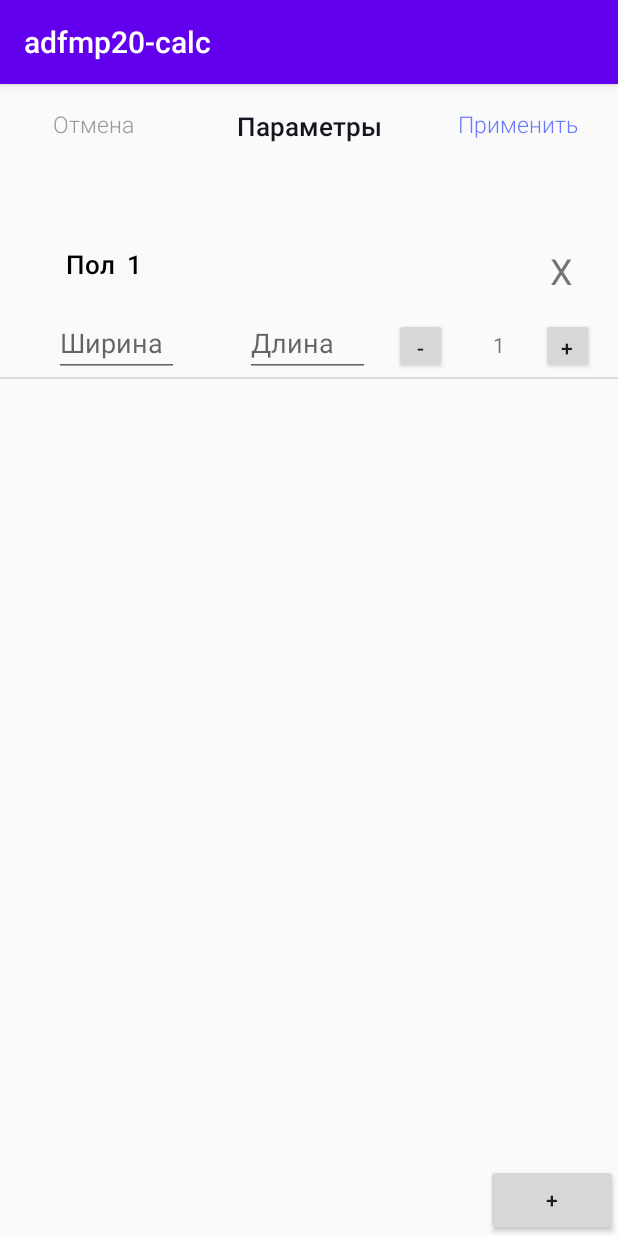
After one commit to moevm/adfmp20-calc, an Android app: the FloorSettingsActivity screen opened directly, with no data from a screen before it, on a phone screen of 412 x 824 dp. The commit adds this screen. Run offline under Robolectric (Android 15) with nearby library versions, the phone set to English and light mode, and no system bars.

Commit message:
create set parametrs page for floor

```diff
--- a/app/build.gradle
+++ b/app/build.gradle
@@ -34,4 +34,6 @@ dependencies {
     testImplementation 'junit:junit:4.12'
     androidTestImplementation 'androidx.test.ext:junit:1.1.1'
     androidTestImplementation 'androidx.test.espresso:espresso-core:3.2.0'
+    implementation 'androidx.recyclerview:recyclerview:1.0.0'
+    implementation 'com.google.android.material:material:1.0.0'
 }
--- a/app/src/main/AndroidManifest.xml
+++ b/app/src/main/AndroidManifest.xml
@@ -13,6 +13,8 @@
         <activity android:name=".WallPapersScreenActivity"></activity>
         <activity android:name=".FloorScreenActivity"></activity>
         <activity android:name=".WallsScreenActivity"></activity>
+
+        <activity android:name=".FloorSettingsActivity"></activity>
         <activity android:name=".MainActivity">
             <intent-filter>
                 <action android:name="android.intent.action.MAIN" />
--- a/app/src/main/java/com/example/adfmp20_calc/FloorScreenActivity.kt
+++ b/app/src/main/java/com/example/adfmp20_calc/FloorScreenActivity.kt
@@ -17,5 +17,10 @@ class FloorScreenActivity : AppCompatActivity() {
         goBackButton.setOnClickListener {
             finish()
         }
+        val floorSettingsScreenIntent = Intent(this, FloorSettingsActivity::class.java)
+        val openFloorSettings = findViewById<TextView>(R.id.floorSquare)
+        openFloorSettings.setOnClickListener {
+            startActivity(floorSettingsScreenIntent)
+        }
     }
 }
--- /dev/null
+++ b/app/src/main/java/com/example/adfmp20_calc/FloorSettingsActivity.kt
@@ -0,0 +1,155 @@
+package com.example.adfmp20_calc
+
+import android.content.Context
+import android.content.Intent
+import androidx.appcompat.app.AppCompatActivity
+import android.os.Bundle
+import android.text.Editable
+import android.text.TextWatcher
+import android.util.Log
+import android.view.LayoutInflater
+import android.view.View
+import android.view.ViewGroup
+import android.widget.*
+import org.w3c.dom.Text
+
+class FloorSettingsActivity : AppCompatActivity() {
+
+    override fun onCreate(savedInstanceState: Bundle?) {
+        super.onCreate(savedInstanceState)
+        setContentView(R.layout.choose_floor_size_activity)
+
+
+        val goBackButton = findViewById<TextView>(R.id.goBackButton)
+        goBackButton.setOnClickListener {
+            finish()
+        }
+        val adapter = ProjectAdapter(this)
+
+
+
+        val listView = findViewById<ListView>(R.id.listView)
+        listView.adapter = adapter
+        val addNewItemButton = findViewById<Button>(R.id.addNewItem)
+        addNewItemButton.setOnClickListener {
+            adapter.createFloor()
+            adapter.notifyDataSetChanged()
+        }
+    }
+
+    private  class ProjectAdapter(context: Context) : BaseAdapter() {
+
+        private val mContext : Context = context
+
+        var floors = arrayListOf<Floor>(
+            Floor(0.0, 0.0)
+        )
+
+         var width = 0
+         var height = 0
+
+
+         fun createFloor(){
+            floors.add( Floor(0.0, 0.0))
+        }
+
+        private fun removeFloor(index:Int){
+            floors.removeAt(index)
+        }
+
+        override fun getView(position: Int, convertView: View?, viewGroup: ViewGroup?): View {
+           val layoutInflater = LayoutInflater.from(mContext)
+            val card = layoutInflater.inflate(R.layout.setting_card, viewGroup, false)
+            val settingCardId = card.findViewById<TextView>(R.id.itemId)
+            settingCardId.text = (position + 1).toString()
+            val increaseButton = card.findViewById<Button>(R.id.increase)
+            val decreaseButton = card.findViewById<Button>(R.id.decrease)
+            val amountTextView = card.findViewById<TextView>(R.id.amountTextView)
+            val removeItem = card.findViewById<TextView>(R.id.removeItem)
+
+            val widthTextEdit = card.findViewById<EditText>(R.id.widthTextEdit)
+            val heightTextEdit = card.findViewById<EditText>(R.id.heightTextEdit)
+
+            amountTextView.text = floors[position].amount.toString()
+
+            increaseButton.setOnClickListener {
+                floors[position].amount++
+                amountTextView.text = floors[position].amount.toString()
+
+            }
+
+            decreaseButton.setOnClickListener {
+                floors[position].amount--
+                amountTextView.text = floors[position].amount.toString()
+            }
+
+            removeItem.setOnClickListener{
+
+                removeFloor(position)
+                notifyDataSetChanged()
+            }
+
+            widthTextEdit.addTextChangedListener(object : TextWatcher {
+                override fun afterTextChanged(p0: Editable?) {
+                    floors[position].width = p0.toString().toDouble()
+
+                }
+
+                override fun beforeTextChanged(p0: CharSequence?, p1: Int, p2: Int, p3: Int) {
+                }
+
+                override fun onTextChanged(p0: CharSequence?, p1: Int, p2: Int, p3: Int) {
+
+                }
+            })
+
+            heightTextEdit.addTextChangedListener(object : TextWatcher {
+                override fun afterTextChanged(p0: Editable?) {
+                    floors[position].height = p0.toString().toDouble()
+
+                }
+
+                override fun beforeTextChanged(p0: CharSequence?, p1: Int, p2: Int, p3: Int) {
+                }
+
+                override fun onTextChanged(p0: CharSequence?, p1: Int, p2: Int, p3: Int) {
+
+                }
+            })
+
+            if(floors[position].width != 0.0){
+                widthTextEdit.setText(floors[position].width.toString())
+            }
+            if(floors[position].height != 0.0){
+                heightTextEdit.setText(floors[position].height.toString())
+            }
+
+
+            return card
+        }
+
+        override fun getItem(position: Int): Any {
+           return "Test string"
+        }
+
+        override fun getItemId(position: Int): Long {
+           return  position.toLong()
+        }
+
+        override fun getCount(): Int {
+           return floors.size
+        }
+
+    }
+
+     class Floor(width:Double, height: Double) {
+        var width = 0.0
+        var height = 0.0
+         var amount = 1
+
+         init {
+             this.width = width
+             this.height = height
+         }
+    }
+}
--- a/app/src/main/res/layout/activity_main2.xml
+++ b/app/src/main/res/layout/activity_main2.xml
@@ -43,7 +43,7 @@
         android:textStyle="normal"
         android:textColor="#151522"
         android:lineSpacingExtra="5sp"
-        android:id="@+id/textView11"
+        android:id="@+id/floorSquare"
         android:layout_width="wrap_content"
         android:layout_height="wrap_content"
         android:layout_marginStart="36dp"
@@ -84,7 +84,7 @@
         android:layout_marginTop="48dp"
         android:text="Сортировать по"
         app:layout_constraintStart_toStartOf="parent"
-        app:layout_constraintTop_toBottomOf="@+id/textView11" />
+        app:layout_constraintTop_toBottomOf="@+id/floorSquare" />
 
     <TextView
         android:textSize="15sp"
@@ -133,7 +133,7 @@
         app:layout_constraintBottom_toTopOf="@+id/textView13"
         app:layout_constraintEnd_toEndOf="parent"
         app:layout_constraintStart_toStartOf="parent"
-        app:layout_constraintTop_toBottomOf="@+id/textView11"
+        app:layout_constraintTop_toBottomOf="@+id/floorSquare"
         app:layout_constraintVertical_bias="0.446" />
 
     <View
@@ -141,7 +141,7 @@
         android:layout_width="409dp"
         android:layout_height="1dp"
         android:background="?android:attr/listDivider"
-        app:layout_constraintBottom_toTopOf="@+id/textView11"
+        app:layout_constraintBottom_toTopOf="@+id/floorSquare"
         app:layout_constraintEnd_toEndOf="parent"
         app:layout_constraintStart_toStartOf="parent"
         app:layout_constraintTop_toBottomOf="@+id/textView7"
--- /dev/null
+++ b/app/src/main/res/layout/choose_floor_size_activity.xml
@@ -0,0 +1,74 @@
+<?xml version="1.0" encoding="utf-8"?>
+<androidx.constraintlayout.widget.ConstraintLayout xmlns:android="http://schemas.android.com/apk/res/android"
+    xmlns:app="http://schemas.android.com/apk/res-auto"
+    xmlns:tools="http://schemas.android.com/tools"
+    android:layout_width="match_parent"
+    android:layout_height="match_parent"
+    tools:context=".TilesScreenActivity">
+
+    <Button
+        android:id="@+id/addNewItem"
+        android:layout_width="wrap_content"
+        android:layout_height="wrap_content"
+        android:text="+"
+        app:layout_constraintBottom_toBottomOf="parent"
+        app:layout_constraintEnd_toEndOf="@+id/listView" />
+
+    <TextView
+        android:id="@+id/textView7"
+        android:layout_width="wrap_content"
+        android:layout_height="wrap_content"
+        android:layout_marginTop="16dp"
+        android:fontFamily="sans-serif-medium"
+        android:lineSpacingExtra="5sp"
+        android:text="Параметры"
+        android:textColor="#151522"
+        android:textSize="17sp"
+        android:textStyle="normal"
+        app:layout_constraintEnd_toEndOf="parent"
+        app:layout_constraintStart_toStartOf="parent"
+        app:layout_constraintTop_toTopOf="parent" />
+
+    <TextView
+        android:id="@+id/textView8"
+        android:layout_width="wrap_content"
+        android:layout_height="wrap_content"
+        android:layout_marginTop="16dp"
+        android:fontFamily="sans-serif-light"
+        android:lineSpacingExtra="5sp"
+        android:text="Применить"
+        android:textColor="#6979f8"
+        android:textSize="15sp"
+        android:textStyle="normal"
+        app:layout_constraintEnd_toEndOf="parent"
+        app:layout_constraintHorizontal_bias="0.658"
+        app:layout_constraintStart_toEndOf="@+id/textView7"
+        app:layout_constraintTop_toTopOf="parent" />
+
+    <TextView
+        android:id="@+id/goBackButton"
+
+        android:layout_width="wrap_content"
+        android:layout_height="wrap_content"
+        android:layout_marginTop="16dp"
+        android:fontFamily="sans-serif-light"
+        android:lineSpacingExtra="5sp"
+        android:text="Отмена"
+        android:textColor="#999999"
+        android:textSize="15sp"
+        android:textStyle="normal"
+        app:layout_constraintEnd_toStartOf="@+id/textView7"
+        app:layout_constraintHorizontal_bias="0.339"
+        app:layout_constraintStart_toStartOf="parent"
+        app:layout_constraintTop_toTopOf="parent" />
+
+    <ListView
+        android:id="@+id/listView"
+        android:layout_width="match_parent"
+        android:layout_height="690dp"
+        app:layout_constraintTop_toBottomOf="@+id/textView7"
+        tools:layout_editor_absoluteX="1dp" >
+
+    </ListView>
+
+</androidx.constraintlayout.widget.ConstraintLayout>
--- a/app/src/main/res/layout/floor_activity.xml
+++ b/app/src/main/res/layout/floor_activity.xml
@@ -38,7 +38,7 @@
         app:layout_constraintTop_toTopOf="parent" />
 
     <TextView
-        android:id="@+id/textView11"
+        android:id="@+id/floorSquare"
         android:layout_width="wrap_content"
         android:layout_height="wrap_content"
         android:layout_marginStart="36dp"
@@ -84,7 +84,7 @@
         android:layout_marginTop="48dp"
         android:text="Сортировать по"
         app:layout_constraintStart_toStartOf="parent"
-        app:layout_constraintTop_toBottomOf="@+id/textView11" />
+        app:layout_constraintTop_toBottomOf="@+id/floorSquare" />
 
     <View
         android:id="@+id/divider4"
@@ -104,7 +104,7 @@
         app:layout_constraintBottom_toTopOf="@+id/textView13"
         app:layout_constraintEnd_toEndOf="parent"
         app:layout_constraintStart_toStartOf="parent"
-        app:layout_constraintTop_toBottomOf="@+id/textView11"
+        app:layout_constraintTop_toBottomOf="@+id/floorSquare"
         app:layout_constraintVertical_bias="0.446" />
 
     <View
@@ -112,7 +112,7 @@
         android:layout_width="409dp"
         android:layout_height="1dp"
         android:background="?android:attr/listDivider"
-        app:layout_constraintBottom_toTopOf="@+id/textView11"
+        app:layout_constraintBottom_toTopOf="@+id/floorSquare"
         app:layout_constraintEnd_toEndOf="parent"
         app:layout_constraintStart_toStartOf="parent"
         app:layout_constraintTop_toBottomOf="@+id/textView7"
--- /dev/null
+++ b/app/src/main/res/layout/setting_card.xml
@@ -0,0 +1,115 @@
+<?xml version="1.0" encoding="utf-8"?>
+<androidx.constraintlayout.widget.ConstraintLayout
+    xmlns:android="http://schemas.android.com/apk/res/android"
+    xmlns:app="http://schemas.android.com/apk/res-auto"
+    xmlns:tools="http://schemas.android.com/tools"
+    android:layout_width="match_parent"
+    android:layout_height="match_parent">
+
+    <TextView
+        android:id="@+id/textView15"
+        android:layout_width="wrap_content"
+        android:layout_height="wrap_content"
+        android:layout_marginStart="44dp"
+        android:layout_marginLeft="44dp"
+        android:layout_marginTop="68dp"
+        android:fontFamily="sans-serif-medium"
+        android:lineSpacingExtra="-1sp"
+
+        android:text="Пол"
+        android:textColor="#000000"
+        android:textSize="17sp"
+        android:textStyle="normal"
+        app:layout_constraintStart_toStartOf="parent"
+        app:layout_constraintTop_toTopOf="parent" />
+
+    <TextView
+        android:id="@+id/itemId"
+        android:layout_width="wrap_content"
+        android:layout_height="wrap_content"
+        android:layout_marginStart="8dp"
+
+        android:layout_marginLeft="8dp"
+        android:layout_marginTop="68dp"
+        android:fontFamily="sans-serif-medium"
+        android:lineSpacingExtra="-1sp"
+        android:text="0"
+        android:textColor="#000000"
+        android:textSize="17sp"
+        android:textStyle="normal"
+        app:layout_constraintStart_toEndOf="@+id/textView15"
+        app:layout_constraintTop_toTopOf="parent" />
+
+    <EditText
+        android:id="@+id/widthTextEdit"
+        android:layout_width="83dp"
+        android:layout_height="39dp"
+        android:layout_marginStart="36dp"
+        android:layout_marginLeft="36dp"
+        android:layout_marginTop="24dp"
+        android:ems="10"
+        android:hint="Ширина"
+        android:inputType="numberSigned"
+        app:layout_constraintStart_toStartOf="parent"
+        app:layout_constraintTop_toBottomOf="@+id/textView15" />
+
+    <EditText
+        android:id="@+id/heightTextEdit"
+        android:layout_width="83dp"
+        android:layout_height="39dp"
+        android:layout_marginStart="44dp"
+        android:layout_marginLeft="44dp"
+        android:layout_marginTop="24dp"
+        android:ems="10"
+        android:hint="Длина"
+        android:inputType="numberSigned"
+        app:layout_constraintStart_toEndOf="@+id/widthTextEdit"
+        app:layout_constraintTop_toBottomOf="@+id/textView15" />
+
+    <Button
+        android:id="@+id/decrease"
+        android:layout_width="35dp"
+        android:layout_height="37dp"
+        android:layout_marginStart="16dp"
+        android:layout_marginLeft="16dp"
+        android:text="-"
+        app:layout_constraintStart_toEndOf="@+id/heightTextEdit"
+        app:layout_constraintTop_toTopOf="@+id/heightTextEdit" />
+
+    <Button
+        android:id="@+id/increase"
+        android:layout_width="35dp"
+        android:layout_height="37dp"
+        android:layout_marginEnd="16dp"
+        android:layout_marginRight="16dp"
+        android:text="+"
+        app:layout_constraintEnd_toEndOf="parent"
+        app:layout_constraintTop_toTopOf="@+id/heightTextEdit" />
+
+    <TextView
+        android:id="@+id/amountTextView"
+        android:layout_width="wrap_content"
+        android:layout_height="wrap_content"
+        android:layout_marginTop="8dp"
+        android:layout_marginEnd="24dp"
+
+        android:layout_marginRight="24dp"
+        android:text="1"
+        app:layout_constraintEnd_toStartOf="@+id/increase"
+        app:layout_constraintHorizontal_bias="1.0"
+        app:layout_constraintStart_toEndOf="@+id/decrease"
+        app:layout_constraintTop_toTopOf="@+id/heightTextEdit" />
+
+    <TextView
+        android:id="@+id/removeItem"
+        android:layout_width="21dp"
+        android:layout_height="28dp"
+        android:layout_marginTop="68dp"
+        android:layout_marginEnd="24dp"
+        android:layout_marginRight="24dp"
+        android:text="X"
+        android:textSize="24sp"
+        app:layout_constraintEnd_toEndOf="parent"
+        app:layout_constraintTop_toTopOf="parent" />
+
+</androidx.constraintlayout.widget.ConstraintLayout>
--- a/app/src/main/res/layout/wallpapers_activity.xml
+++ b/app/src/main/res/layout/wallpapers_activity.xml
@@ -38,7 +38,7 @@
         app:layout_constraintTop_toTopOf="parent" />
 
     <TextView
-        android:id="@+id/textView11"
+        android:id="@+id/floorSquare"
         android:layout_width="wrap_content"
         android:layout_height="wrap_content"
         android:layout_marginStart="36dp"
@@ -84,7 +84,7 @@
         android:layout_marginTop="48dp"
         android:text="Сортировать по"
         app:layout_constraintStart_toStartOf="parent"
-        app:layout_constraintTop_toBottomOf="@+id/textView11" />
+        app:layout_constraintTop_toBottomOf="@+id/floorSquare" />
 
     <TextView
         android:textSize="15sp"
@@ -133,7 +133,7 @@
         app:layout_constraintBottom_toTopOf="@+id/textView13"
         app:layout_constraintEnd_toEndOf="parent"
         app:layout_constraintStart_toStartOf="parent"
-        app:layout_constraintTop_toBottomOf="@+id/textView11"
+        app:layout_constraintTop_toBottomOf="@+id/floorSquare"
         app:layout_constraintVertical_bias="0.446" />
 
     <View
@@ -141,7 +141,7 @@
         android:layout_width="409dp"
         android:layout_height="1dp"
         android:background="?android:attr/listDivider"
-        app:layout_constraintBottom_toTopOf="@+id/textView11"
+        app:layout_constraintBottom_toTopOf="@+id/floorSquare"
         app:layout_constraintEnd_toEndOf="parent"
         app:layout_constraintStart_toStartOf="parent"
         app:layout_constraintTop_toBottomOf="@+id/textView7"
--- a/app/src/main/res/layout/walls_activity.xml
+++ b/app/src/main/res/layout/walls_activity.xml
@@ -38,7 +38,7 @@
         app:layout_constraintTop_toTopOf="parent" />
 
     <TextView
-        android:id="@+id/textView11"
+        android:id="@+id/floorSquare"
         android:layout_width="wrap_content"
         android:layout_height="wrap_content"
         android:layout_marginStart="36dp"
@@ -84,7 +84,7 @@
         android:layout_marginTop="48dp"
         android:text="Сортировать по"
         app:layout_constraintStart_toStartOf="parent"
-        app:layout_constraintTop_toBottomOf="@+id/textView11" />
+        app:layout_constraintTop_toBottomOf="@+id/floorSquare" />
 
     <View
         android:id="@+id/divider4"
@@ -104,7 +104,7 @@
         app:layout_constraintBottom_toTopOf="@+id/textView13"
         app:layout_constraintEnd_toEndOf="parent"
         app:layout_constraintStart_toStartOf="parent"
-        app:layout_constraintTop_toBottomOf="@+id/textView11"
+        app:layout_constraintTop_toBottomOf="@+id/floorSquare"
         app:layout_constraintVertical_bias="0.446" />
 
     <View
@@ -112,7 +112,7 @@
         android:layout_width="409dp"
         android:layout_height="1dp"
         android:background="?android:attr/listDivider"
-        app:layout_constraintBottom_toTopOf="@+id/textView11"
+        app:layout_constraintBottom_toTopOf="@+id/floorSquare"
         app:layout_constraintEnd_toEndOf="parent"
         app:layout_constraintStart_toStartOf="parent"
         app:layout_constraintTop_toBottomOf="@+id/textView7"
```
